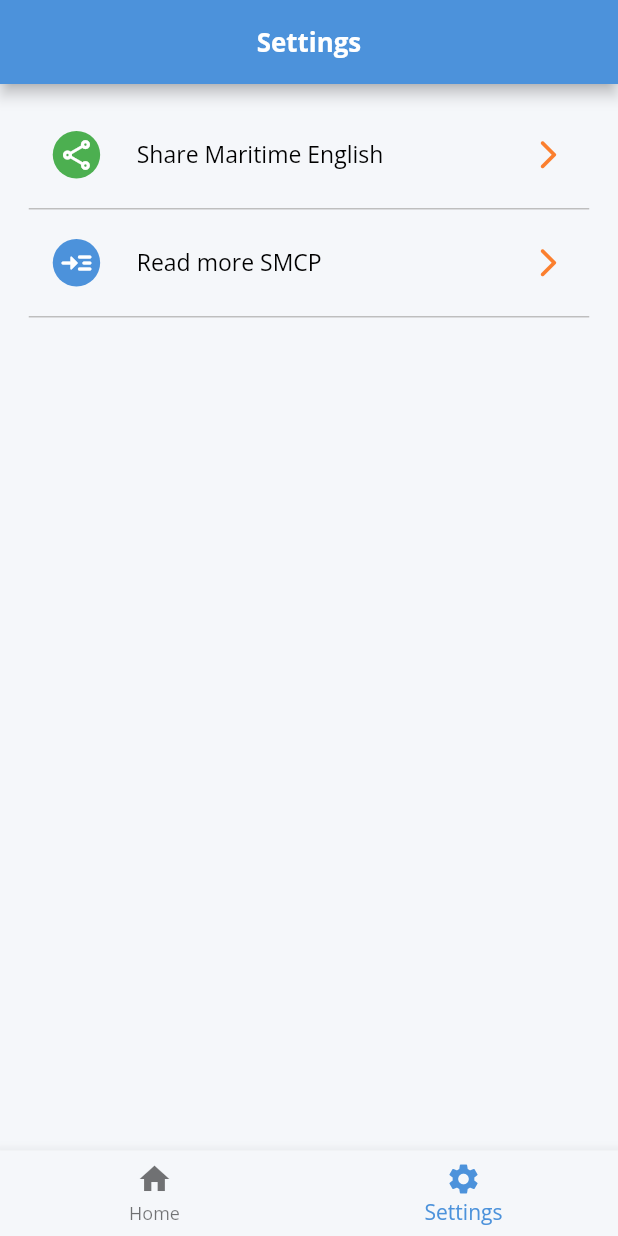
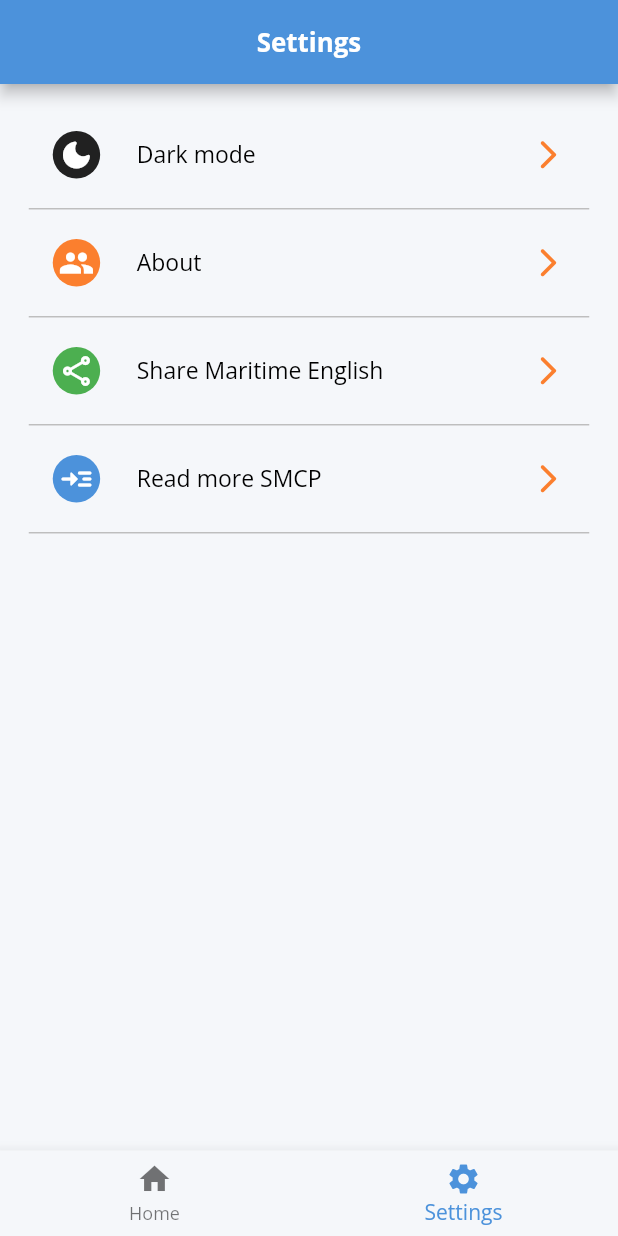
Before and after one commit to eliascalzone/maritimeEnglish-Flutter, a Flutter app: the screen it shows after launch, item 2 of the bottom bar chosen, on a phone screen of 412 x 824 dp. Run offline on Flutter 3.47's test engine with Material 2 defaults, Android fonts, the phone set to English and light mode, and no system bars; our stand-ins replace animated_splash_screen, audioplayers, flutter_screenutil, flutter_tts, google_fonts, lottie and 1 more; missing offline and left inert: flutter_sound.

Commit message:
add ui for settings page, about text

```diff
--- a/lib/settingspage.dart
+++ b/lib/settingspage.dart
@@ -1,5 +1,6 @@
 import 'package:flutter/material.dart';
 import 'package:flutter_screenutil/flutter_screenutil.dart';
+import 'package:fluttermaritime/about.dart';
 import 'package:url_launcher/url_launcher.dart';
 
 class Settings extends StatefulWidget {
@@ -34,6 +35,64 @@ class _SettingsState extends State<Settings> {
         padding: EdgeInsets.only(left: 20.sp, top: 20.sp, right: 20.sp),
         child: ListView(
           children: [
+            ListTile(
+              leading: Container(
+                padding: EdgeInsets.all(4.sp),
+                decoration: BoxDecoration(
+                    borderRadius: BorderRadius.circular(50),
+                    color: Colors.black87),
+                child: Icon(
+                  Icons.dark_mode_rounded,
+                  color: Colors.white,
+                  size: 25.sp,
+                ),
+              ),
+              title: Text(
+                'Dark mode',
+                style: Theme.of(context).textTheme.bodyText1,
+              ),
+              trailing: Icon(
+                Icons.arrow_forward_ios_rounded,
+                size: 24.sp,
+                color: Color.fromRGBO(251, 127, 46, 1),
+              ),
+            ),
+            Divider(
+              color: Colors.grey.shade400,
+              thickness: 1.sp,
+            ),
+            GestureDetector(
+              onTap: () {
+                Navigator.push(context,
+                    MaterialPageRoute(builder: (context) => const About()));
+              },
+              child: ListTile(
+                leading: Container(
+                  padding: EdgeInsets.all(4.sp),
+                  decoration: BoxDecoration(
+                      borderRadius: BorderRadius.circular(50),
+                      color: Color.fromRGBO(251, 127, 46, 1)),
+                  child: Icon(
+                    Icons.people,
+                    color: Colors.white,
+                    size: 25.sp,
+                  ),
+                ),
+                title: Text(
+                  'About ',
+                  style: Theme.of(context).textTheme.bodyText1,
+                ),
+                trailing: Icon(
+                  Icons.arrow_forward_ios_rounded,
+                  size: 24.sp,
+                  color: Color.fromRGBO(251, 127, 46, 1),
+                ),
+              ),
+            ),
+            Divider(
+              color: Colors.grey.shade400,
+              thickness: 1.sp,
+            ),
             ListTile(
               leading: Container(
                 padding: EdgeInsets.all(4.sp),
```
Also changed, not shown: lib/about.dart (added, +59 -0 lines).
